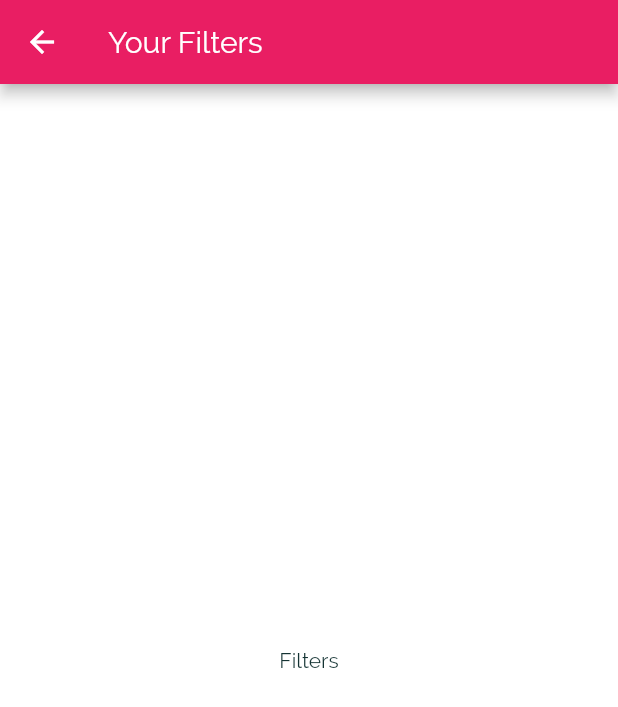
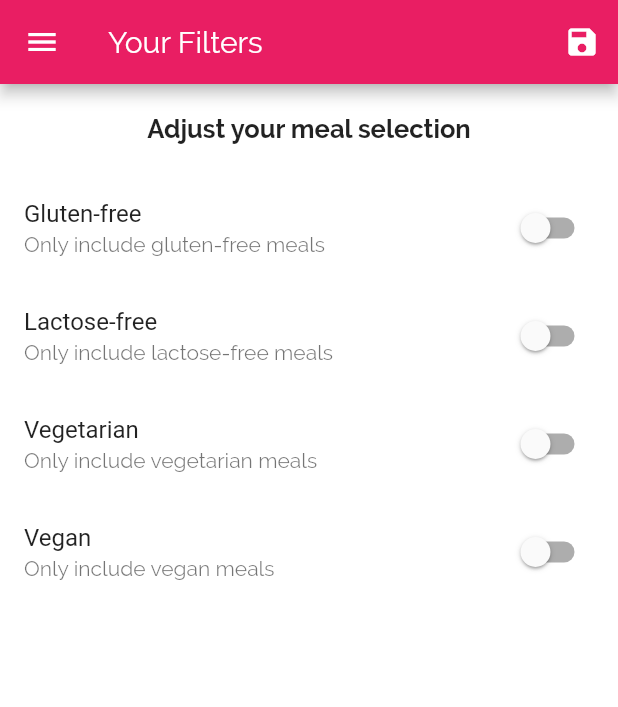
Before and after one commit to mlodyFrontendowiec/MealApp---Flutter, a Flutter app: the FiltersScreen screen opened by its route, on a phone screen of 412 x 824 dp. Shown: the top 707 px of the screen. Run offline on Flutter 3.47's test engine with Material 2 defaults, Android fonts, the phone set to English and light mode, and no system bars; statements that could not run were skipped.

Commit message:
Add filters

```diff
--- a/lib/main.dart
+++ b/lib/main.dart
@@ -1,4 +1,6 @@
 import 'package:flutter/material.dart';
+import 'package:meal/dummy_data.dart';
+import 'package:meal/models/meal.dart';
 import 'package:meal/screens/categories_screen.dart';
 import 'package:meal/screens/category_meals_screen.dart';
 import 'package:meal/screens/filters_screen.dart';
@@ -9,8 +11,45 @@ void main() {
   runApp(MyApp());
 }
 
-class MyApp extends StatelessWidget {
+class MyApp extends StatefulWidget {
   const MyApp({Key key}) : super(key: key);
+
+  @override
+  _MyAppState createState() => _MyAppState();
+}
+
+class _MyAppState extends State<MyApp> {
+  Map<String, bool> _filters = {
+    'gluten': false,
+    'lactose': false,
+    'vegan': false,
+    'vegetarian': false
+  };
+
+  List<Meal> _availableMeals = DUMMY_MEALS;
+
+  void _setFilters(Map<String, bool> filterData) {
+    setState(() {
+      _filters = filterData;
+
+      _availableMeals = DUMMY_MEALS.where((meal) {
+        if (_filters['gluten'] == true && !meal.isGlutenFree) {
+          return false;
+        }
+        if (_filters['lactose'] == true && !meal.isLactoseFree) {
+          return false;
+        }
+        if (_filters['vegan'] == true && !meal.isVegan) {
+          return false;
+        }
+
+        if (_filters['vegetarian'] == true && !meal.isVegetarian) {
+          return false;
+        }
+        return true;
+      }).toList();
+    });
+  }
 
   @override
   Widget build(BuildContext context) {
@@ -32,9 +71,10 @@ class MyApp extends StatelessWidget {
       initialRoute: "/",
       routes: {
         "/": (ctx) => TabsScreen(),
-        CategoryMealsScreen.routeName: (ctx) => CategoryMealsScreen(),
+        CategoryMealsScreen.routeName: (ctx) =>
+            CategoryMealsScreen(_availableMeals),
         MealDetailScreen.routeName: (ctx) => MealDetailScreen(),
-        FiltersScreen.routeName: (ctx) => FiltersScreen()
+        FiltersScreen.routeName: (ctx) => FiltersScreen(_filters, _setFilters)
       },
       // onGenerateRoute: (settings) {
       //   print(settings.arguments);
--- a/lib/screens/category_meals_screen.dart
+++ b/lib/screens/category_meals_screen.dart
@@ -1,11 +1,14 @@
 import 'package:flutter/material.dart';
+
 import 'package:meal/models/meal.dart';
 import 'package:meal/widgets/meal_item.dart';
 
-import '../dummy_data.dart';
-
 class CategoryMealsScreen extends StatefulWidget {
   static const routeName = "/category-meals";
+
+  final List<Meal> availabeMeals;
+
+  CategoryMealsScreen(this.availabeMeals);
 
   @override
   _CategoryMealsScreenState createState() => _CategoryMealsScreenState();
@@ -23,7 +26,7 @@ class _CategoryMealsScreenState extends State<CategoryMealsScreen> {
           ModalRoute.of(context).settings.arguments as Map<String, String>;
       categoryTitle = routeArgs['title'];
       final categoryId = routeArgs['id'];
-      displayedMeals = DUMMY_MEALS
+      displayedMeals = widget.availabeMeals
           .where((meal) => meal.categories.contains(categoryId))
           .toList();
       _loadedInitData = true;
--- a/lib/screens/filters_screen.dart
+++ b/lib/screens/filters_screen.dart
@@ -1,19 +1,104 @@
 import 'package:flutter/material.dart';
 import 'package:meal/widgets/main_drawer.dart';
 
-class FiltersScreen extends StatelessWidget {
+class FiltersScreen extends StatefulWidget {
   static const routeName = '/filters';
+
+  final Function saveFilters;
+  final Map<String, bool> currentFilters;
+
+  FiltersScreen(this.currentFilters, this.saveFilters);
+
+  @override
+  _FiltersScreenState createState() => _FiltersScreenState();
+}
+
+class _FiltersScreenState extends State<FiltersScreen> {
+  var _gluttenFree = false;
+  var _vegetarian = false;
+  var _vegan = false;
+  var _lactoseFree = false;
+
+  @override
+  void initState() {
+    _gluttenFree = widget.currentFilters['gluten'];
+    _lactoseFree = widget.currentFilters['lactose'];
+    _vegetarian = widget.currentFilters['vegetarian'];
+    _vegan = widget.currentFilters['vegan'];
+    super.initState();
+  }
+
+  Widget _buildSwitchListTile(String title, String description,
+      bool currentValue, Function updateValue) {
+    return SwitchListTile(
+        title: Text(title),
+        subtitle: Text(description),
+        value: currentValue,
+        onChanged: updateValue);
+  }
 
   @override
   Widget build(BuildContext context) {
     return Scaffold(
       appBar: AppBar(
         title: Text("Your Filters"),
+        actions: [
+          IconButton(
+              icon: Icon(Icons.save),
+              onPressed: () {
+                final selectedFilters = {
+                  'gluten': _gluttenFree,
+                  'lactose': _lactoseFree,
+                  'vegan': _vegan,
+                  'vegetarian': _vegetarian,
+                };
+                widget.saveFilters(selectedFilters);
+              })
+        ],
       ),
-      body: Center(
-        child: Text("Filters"),
+      drawer: MainDrawer(),
+      body: Column(
+        children: <Widget>[
+          Container(
+            padding: EdgeInsets.all(20),
+            child: Text(
+              "Adjust your meal selection",
+              style: Theme.of(context).textTheme.title,
+            ),
+          ),
+          Expanded(
+              child: ListView(
+            children: <Widget>[
+              _buildSwitchListTile(
+                  "Gluten-free", "Only include gluten-free meals", _gluttenFree,
+                  (newValue) {
+                setState(() {
+                  _gluttenFree = newValue;
+                });
+              }),
+              _buildSwitchListTile("Lactose-free",
+                  "Only include lactose-free meals", _lactoseFree, (newValue) {
+                setState(() {
+                  _lactoseFree = newValue;
+                });
+              }),
+              _buildSwitchListTile(
+                  "Vegetarian", "Only include vegetarian meals", _vegetarian,
+                  (newValue) {
+                setState(() {
+                  _vegetarian = newValue;
+                });
+              }),
+              _buildSwitchListTile("Vegan", "Only include vegan meals", _vegan,
+                  (newValue) {
+                setState(() {
+                  _vegan = newValue;
+                });
+              })
+            ],
+          ))
+        ],
       ),
-      // drawer: MainDrawer(),
     );
   }
 }
```
